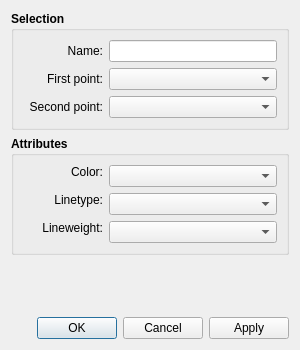
FashionFreedom/Seamly2D, file src/libs/vtools/dialogs/tools/dialogline.ui: the form before one commit.
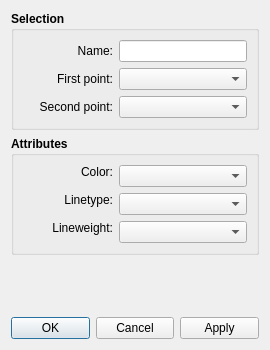
The form after the commit. Icons and pictures are not drawn. Custom widgets are drawn as their Qt base class.

What changed in the file:
```diff
--- a/src/libs/vtools/dialogs/tools/dialogline.ui
+++ b/src/libs/vtools/dialogs/tools/dialogline.ui
@@ -9,7 +9,7 @@
    <rect>
     <x>0</x>
     <y>0</y>
-    <width>300</width>
+    <width>270</width>
     <height>350</height>
    </rect>
   </property>
@@ -44,7 +44,6 @@
      <property name="font">
       <font>
        <pointsize>9</pointsize>
-       <weight>75</weight>
        <bold>true</bold>
       </font>
      </property>
@@ -53,18 +52,18 @@
      </property>
      <layout class="QVBoxLayout" name="verticalLayout">
       <item>
-       <layout class="QHBoxLayout" name="horizontalLayout_3">
-        <item>
+       <layout class="QFormLayout" name="formLayout">
+        <item row="0" column="0">
          <widget class="QLabel" name="name_Label">
           <property name="minimumSize">
            <size>
-            <width>80</width>
+            <width>90</width>
             <height>0</height>
            </size>
           </property>
           <property name="font">
            <font>
-            <weight>50</weight>
+            <pointsize>9</pointsize>
             <bold>false</bold>
            </font>
           </property>
@@ -76,17 +75,17 @@
           </property>
          </widget>
         </item>
-        <item>
+        <item row="0" column="1">
          <widget class="QLineEdit" name="name_LineEdit">
           <property name="minimumSize">
            <size>
-            <width>140</width>
+            <width>80</width>
             <height>0</height>
            </size>
           </property>
           <property name="font">
            <font>
-            <weight>50</weight>
+            <pointsize>9</pointsize>
             <bold>false</bold>
            </font>
           </property>
@@ -95,21 +94,17 @@
           </property>
          </widget>
         </item>
-       </layout>
-      </item>
-      <item>
-       <layout class="QHBoxLayout" name="horizontalLayout">
-        <item>
+        <item row="1" column="0">
          <widget class="QLabel" name="labelFirstPoint">
           <property name="minimumSize">
            <size>
-            <width>80</width>
+            <width>90</width>
             <height>0</height>
            </size>
           </property>
           <property name="font">
            <font>
-            <weight>50</weight>
+            <pointsize>9</pointsize>
             <bold>false</bold>
            </font>
           </property>
@@ -121,7 +116,7 @@
           </property>
          </widget>
         </item>
-        <item>
+        <item row="1" column="1">
          <widget class="QComboBox" name="comboBoxFirstPoint">
           <property name="sizePolicy">
            <sizepolicy hsizetype="Expanding" vsizetype="Fixed">
@@ -131,33 +126,29 @@
           </property>
           <property name="minimumSize">
            <size>
-            <width>140</width>
+            <width>80</width>
             <height>0</height>
            </size>
           </property>
           <property name="font">
            <font>
-            <weight>50</weight>
+            <pointsize>9</pointsize>
             <bold>false</bold>
            </font>
           </property>
          </widget>
         </item>
-       </layout>
-      </item>
-      <item>
-       <layout class="QHBoxLayout" name="horizontalLayout_2">
-        <item>
+        <item row="2" column="0">
          <widget class="QLabel" name="labelSecondPoint">
           <property name="minimumSize">
            <size>
-            <width>80</width>
+            <width>90</width>
             <height>0</height>
            </size>
           </property>
           <property name="font">
            <font>
-            <weight>50</weight>
+            <pointsize>9</pointsize>
             <bold>false</bold>
            </font>
           </property>
@@ -169,7 +160,7 @@
           </property>
          </widget>
         </item>
-        <item>
+        <item row="2" column="1">
          <widget class="QComboBox" name="comboBoxSecondPoint">
           <property name="sizePolicy">
            <sizepolicy hsizetype="Expanding" vsizetype="Fixed">
@@ -179,13 +170,13 @@
           </property>
           <property name="minimumSize">
            <size>
-            <width>140</width>
+            <width>80</width>
             <height>0</height>
            </size>
           </property>
           <property name="font">
            <font>
-            <weight>50</weight>
+            <pointsize>9</pointsize>
             <bold>false</bold>
            </font>
           </property>
@@ -213,7 +204,6 @@
      <property name="font">
       <font>
        <pointsize>9</pointsize>
-       <weight>75</weight>
        <bold>true</bold>
       </font>
      </property>
@@ -223,6 +213,9 @@
      <layout class="QVBoxLayout" name="verticalLayout_4">
       <item>
        <layout class="QFormLayout" name="formLayout_2">
+        <property name="labelAlignment">
+         <set>Qt::AlignRight|Qt::AlignTrailing|Qt::AlignVCenter</set>
+        </property>
         <item row="1" column="0">
          <widget class="QLabel" name="lineType_Label">
           <property name="sizePolicy">
@@ -233,7 +226,7 @@
           </property>
           <property name="minimumSize">
            <size>
-            <width>80</width>
+            <width>90</width>
             <height>0</height>
            </size>
           </property>
@@ -246,7 +239,6 @@
           <property name="font">
            <font>
             <pointsize>9</pointsize>
-            <weight>50</weight>
             <bold>false</bold>
            </font>
           </property>
@@ -268,7 +260,7 @@
           </property>
           <property name="minimumSize">
            <size>
-            <width>140</width>
+            <width>80</width>
             <height>0</height>
            </size>
           </property>
@@ -281,7 +273,6 @@
           <property name="font">
            <font>
             <pointsize>9</pointsize>
-            <weight>50</weight>
             <bold>false</bold>
            </font>
           </property>
@@ -297,7 +288,7 @@
           </property>
           <property name="minimumSize">
            <size>
-            <width>80</width>
+            <width>90</width>
             <height>0</height>
            </size>
           </property>
@@ -310,7 +301,6 @@
           <property name="font">
            <font>
             <pointsize>9</pointsize>
-            <weight>50</weight>
             <bold>false</bold>
            </font>
           </property>
@@ -332,14 +322,13 @@
           </property>
           <property name="minimumSize">
            <size>
-            <width>140</width>
+            <width>80</width>
             <height>0</height>
            </size>
           </property>
           <property name="font">
            <font>
             <pointsize>9</pointsize>
-            <weight>50</weight>
             <bold>false</bold>
            </font>
           </property>
@@ -355,7 +344,7 @@
           </property>
           <property name="minimumSize">
            <size>
-            <width>80</width>
+            <width>90</width>
             <height>0</height>
            </size>
           </property>
@@ -368,7 +357,6 @@
           <property name="font">
            <font>
             <pointsize>9</pointsize>
-            <weight>50</weight>
             <bold>false</bold>
            </font>
           </property>
@@ -390,14 +378,13 @@
           </property>
           <property name="minimumSize">
            <size>
-            <width>140</width>
+            <width>80</width>
             <height>0</height>
            </size>
           </property>
           <property name="font">
            <font>
             <pointsize>9</pointsize>
-            <weight>50</weight>
             <bold>false</bold>
            </font>
           </property>
```
